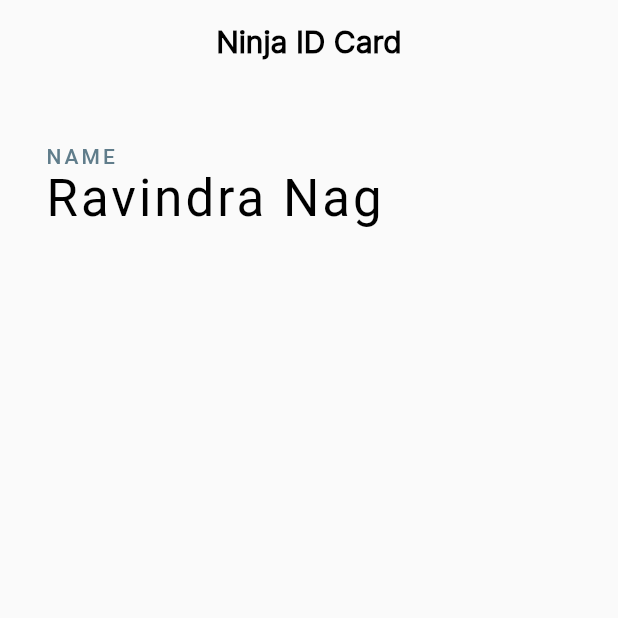
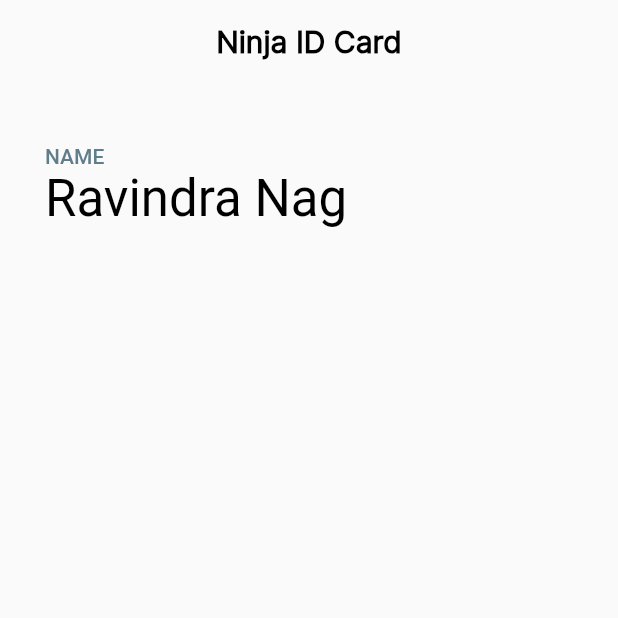
Before and after one commit to ravindranag/NInja-ID-Card, a Flutter app: the screen it shows after launch, on a phone screen of 412 x 824 dp, the top half of it. Run offline on Flutter 3.47's test engine with Material 2 defaults, Android fonts, the phone set to English and light mode, and no system bars; our stand-ins replace google_fonts.

Commit message:
inter font

```diff
--- a/lib/main.dart
+++ b/lib/main.dart
@@ -1,11 +1,10 @@
 import 'dart:ui';
 
 import 'package:flutter/material.dart';
+import 'package:google_fonts/google_fonts.dart';
 
 void main() {
-  runApp(MaterialApp(
-    home: NinjaCard()
-  ));
+  runApp(NinjaCard());
 }
 
 class NinjaCard extends StatelessWidget {
@@ -13,7 +12,14 @@ class NinjaCard extends StatelessWidget {
 
   @override
   Widget build(BuildContext context) {
-    return Scaffold(
+    return MaterialApp(
+      title: 'Ninja ID Card',
+      theme: ThemeData(
+        textTheme: GoogleFonts.interTextTheme(
+          Theme.of(context).textTheme
+        )
+      ),
+      home: Scaffold(
         appBar: AppBar(
           title: Text(
               'Ninja ID Card',
@@ -34,21 +40,20 @@ class NinjaCard extends StatelessWidget {
             children: [
               Text(
                   'NAME',
-                style: Theme.of(context).textTheme.labelLarge?.copyWith(
-                    letterSpacing: 2,
+                  style: Theme.of(context).textTheme.labelLarge?.apply(
                     color: Colors.blueGrey
                   )
               ),
               Text(
                   'Ravindra Nag',
                   style: Theme.of(context).textTheme.headlineMedium?.copyWith(
-                    letterSpacing: 2,
                     color: Colors.black
                   )
               ),
             ],
           ),
         )
+      ),
     );
   }
 }
--- a/pubspec.yaml
+++ b/pubspec.yaml
@@ -34,6 +34,7 @@ dependencies:
   # The following adds the Cupertino Icons font to your application.
   # Use with the CupertinoIcons class for iOS style icons.
   cupertino_icons: ^1.0.2
+  google_fonts: ^2.3.1
 
 dev_dependencies:
   flutter_test:
```
Also changed, not shown: pubspec.lock. Lines whose indentation alone changed are shown as unchanged.
